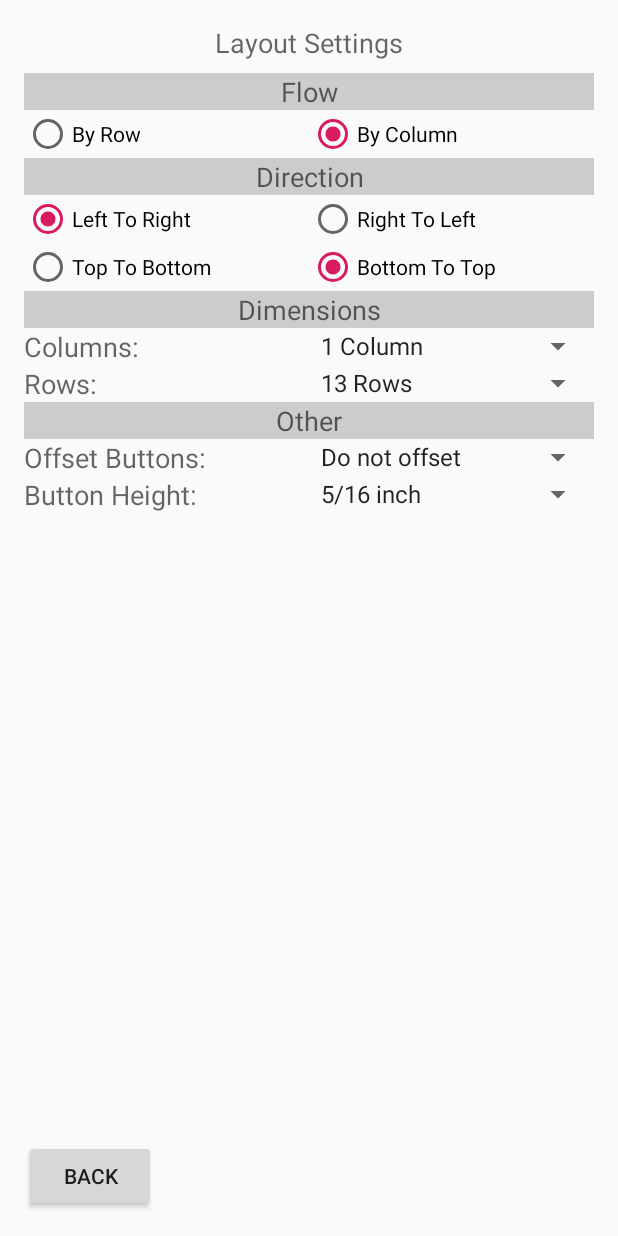
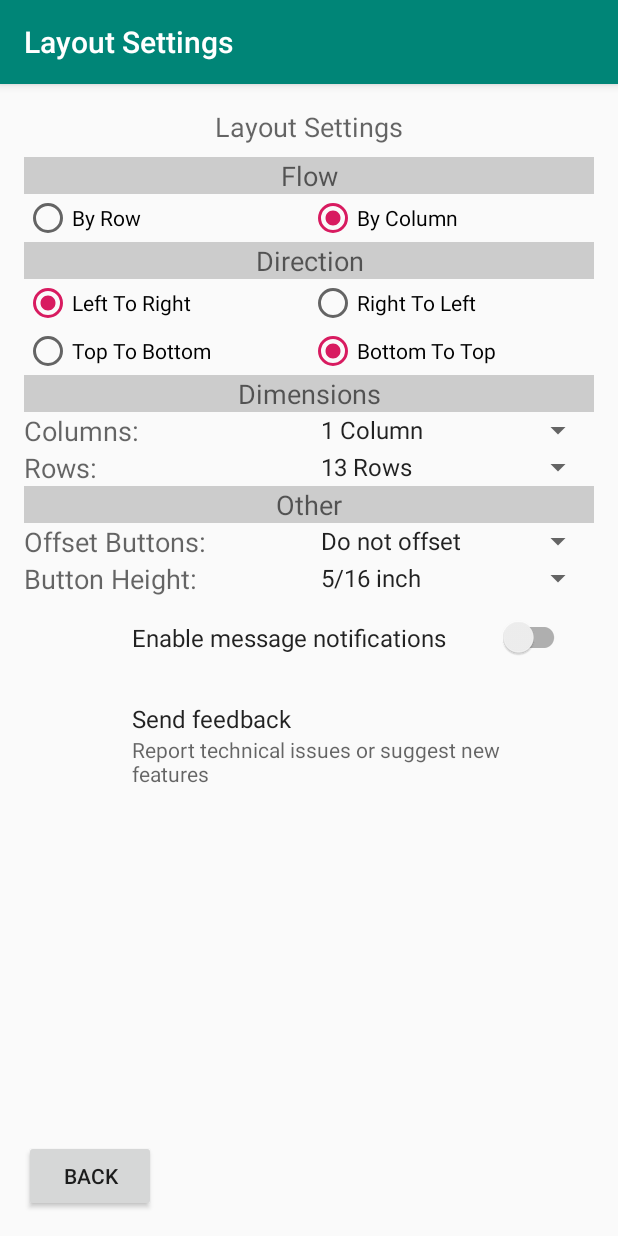
Before and after one commit to sseidel16/ByzantineIson, an Android app: the AppSettings screen opened directly, with no data from a screen before it, on a phone screen of 412 x 824 dp. Run offline under Robolectric (Android 15) with nearby library versions, the phone set to English and light mode, and no system bars; our stand-ins replace androidx.preference.

Commit message:
upgraded to androidx

```diff
--- a/app/src/main/java/com/coderss/ison/AppSettings.java
+++ b/app/src/main/java/com/coderss/ison/AppSettings.java
@@ -6,11 +6,12 @@ import java.io.File;
 import java.io.FileInputStream;
 import java.io.InputStreamReader;
 
-import android.app.Activity;
 import android.content.Context;
 import android.content.Intent;
 import android.graphics.Color;
 import android.os.Bundle;
+import androidx.appcompat.app.AppCompatActivity;
+import androidx.preference.PreferenceFragmentCompat;
 import android.view.KeyEvent;
 import android.view.View;
 import android.widget.AdapterView;
@@ -19,7 +20,7 @@ import android.widget.ArrayAdapter;
 import android.widget.RadioButton;
 import android.widget.Spinner;
 
-public class AppSettings extends Activity {
+public class AppSettings extends AppCompatActivity {
 
     public static void readLayoutSettings(Context context) {
         File filev2 = new File(context.getFilesDir().getPath() + "/layout.v2");
@@ -47,22 +48,26 @@ public class AppSettings extends Activity {
         }
     }
 
-    RadioButton byRow;
-    RadioButton byColumn;
-    RadioButton leftToRight;
-    RadioButton rightToLeft;
-    RadioButton topToBottom;
-    RadioButton bottomToTop;
-    Spinner numberOfRows;
-    Spinner numberOfColumns;
-    Spinner offset;
-    Spinner buttonHeight;
+    private RadioButton byRow;
+    private RadioButton byColumn;
+    private RadioButton leftToRight;
+    private RadioButton rightToLeft;
+    private RadioButton topToBottom;
+    private RadioButton bottomToTop;
+    private Spinner numberOfRows;
+    private Spinner numberOfColumns;
+    private Spinner offset;
+    private Spinner buttonHeight;
 
     protected void onCreate(Bundle savedInstanceState) {
         super.onCreate(savedInstanceState);
         setContentView(R.layout.app_settings);
         setTitle("Layout Settings");
         setUpComponents();
+        getSupportFragmentManager()
+                .beginTransaction()
+                .replace(R.id.settings_container, new MySettingsFragment())
+                .commit();
     }
 
     public void setUpComponents() {
@@ -268,4 +273,11 @@ public class AppSettings extends Activity {
 
     }
 
+    public static class MySettingsFragment extends PreferenceFragmentCompat {
+        @Override
+        public void onCreatePreferences(Bundle savedInstanceState, String rootKey) {
+            setPreferencesFromResource(R.xml.preferences, rootKey);
+        }
+    }
+
 }
--- a/app/src/main/java/com/coderss/ison/IsonActivity.java
+++ b/app/src/main/java/com/coderss/ison/IsonActivity.java
@@ -10,9 +10,9 @@ import android.content.Intent;
 import android.graphics.PorterDuff;
 import android.graphics.Typeface;
 import android.os.Bundle;
-import android.support.v4.app.DialogFragment;
-import android.support.v7.app.AppCompatActivity;
-import android.support.v7.widget.AppCompatButton;
+import androidx.fragment.app.DialogFragment;
+import androidx.appcompat.app.AppCompatActivity;
+import androidx.appcompat.widget.AppCompatButton;
 import android.view.KeyEvent;
 import android.view.Menu;
 import android.view.MenuInflater;
--- a/app/src/main/java/com/coderss/ison/ScaleManager.java
+++ b/app/src/main/java/com/coderss/ison/ScaleManager.java
@@ -7,11 +7,10 @@ import android.app.AlertDialog;
 import android.app.Dialog;
 import android.content.DialogInterface;
 import android.content.Intent;
-import android.content.res.AssetManager;
 import android.graphics.Typeface;
 import android.os.Bundle;
-import android.support.v4.app.DialogFragment;
-import android.support.v4.app.FragmentActivity;
+import androidx.fragment.app.DialogFragment;
+import androidx.fragment.app.FragmentActivity;
 import android.view.KeyEvent;
 import android.view.View;
 import android.view.ViewGroup;
--- a/app/src/main/res/layout/app_settings.xml
+++ b/app/src/main/res/layout/app_settings.xml
@@ -12,12 +12,12 @@
         android:layout_width="match_parent"
         android:layout_height="match_parent"
         android:layout_above="@+id/back"
-        android:layout_alignParentRight="true"
+        android:layout_alignParentEnd="true"
         android:layout_below="@+id/textView9" >
 
         <LinearLayout
             android:layout_width="match_parent"
-            android:layout_height="match_parent"
+            android:layout_height="wrap_content"
             android:orientation="vertical" >
 
             <TableLayout
@@ -260,6 +260,12 @@
                         android:layout_weight="1" />
                 </TableRow>
             </TableLayout>
+
+            <LinearLayout
+                android:id="@+id/settings_container"
+                android:layout_width="match_parent"
+                android:layout_height="wrap_content"
+                android:orientation="vertical" />
         </LinearLayout>
     </ScrollView>
 
--- /dev/null
+++ b/app/src/main/res/xml/preferences.xml
@@ -0,0 +1,18 @@
+<?xml version="1.0" encoding="utf-8"?>
+<PreferenceScreen xmlns:app="http://schemas.android.com/apk/res-auto"
+    xmlns:tools="http://schemas.android.com/tools"
+    persistent="true"
+    selectable="true"
+    shouldDisableView="true">
+
+    <SwitchPreferenceCompat
+        app:key="notifications"
+        app:title="Enable message notifications" />
+
+    <Preference
+        app:key="feedback"
+        app:summary="Report technical issues or suggest new features"
+        app:title="Send feedback"
+        tools:selectable="true" />
+
+</PreferenceScreen>
```
Also changed, not shown: app/build.gradle (+6 -5 lines), gradle.properties (+6 -4 lines), 2 other files.
